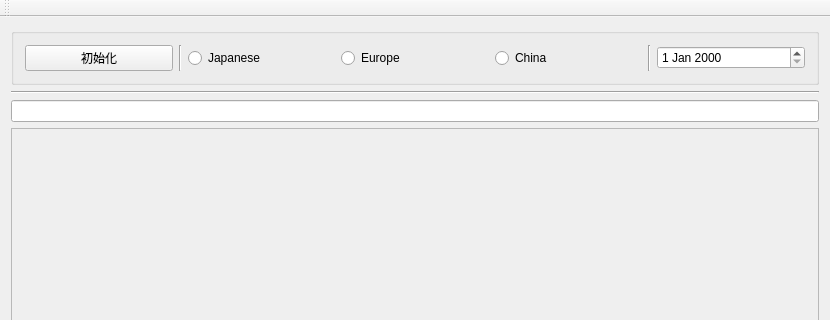
Qt form bin/QtApp/MainWindow.ui (ml0042993/My_Routine) before a commit; both pictures show x 0 to 830 and y 0 to 320 of the 830 by 702 pixel window.
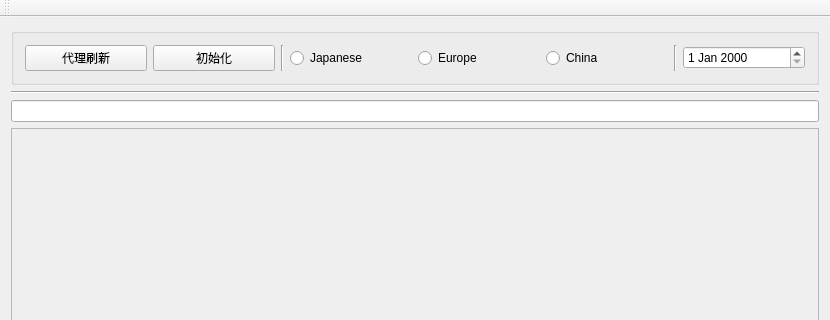
The same form after that commit.

```diff
--- a/bin/QtApp/MainWindow.ui
+++ b/bin/QtApp/MainWindow.ui
@@ -21,6 +21,13 @@
        <string/>
       </property>
       <layout class="QHBoxLayout" name="horizontalLayout_2">
+       <item>
+        <widget class="QPushButton" name="refresh_Button">
+         <property name="text">
+          <string>代理刷新</string>
+         </property>
+        </widget>
+       </item>
        <item>
         <widget class="QPushButton" name="Init_Button">
          <property name="text">
```
